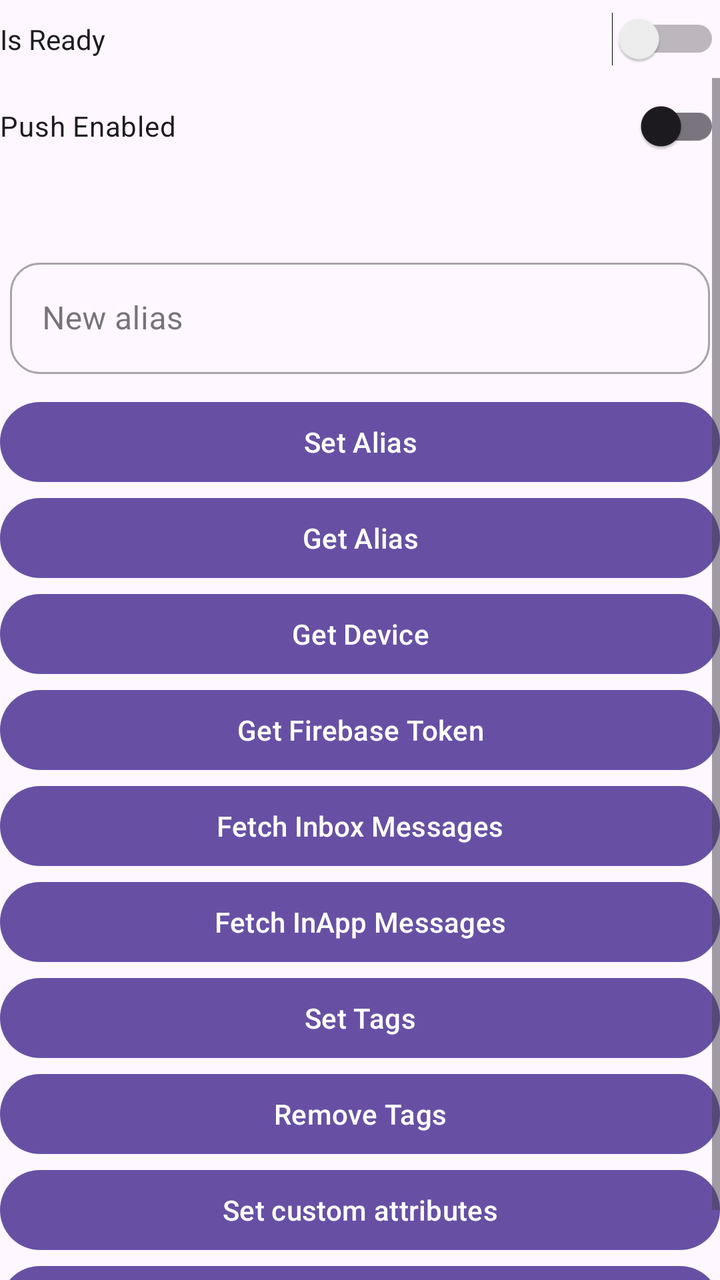
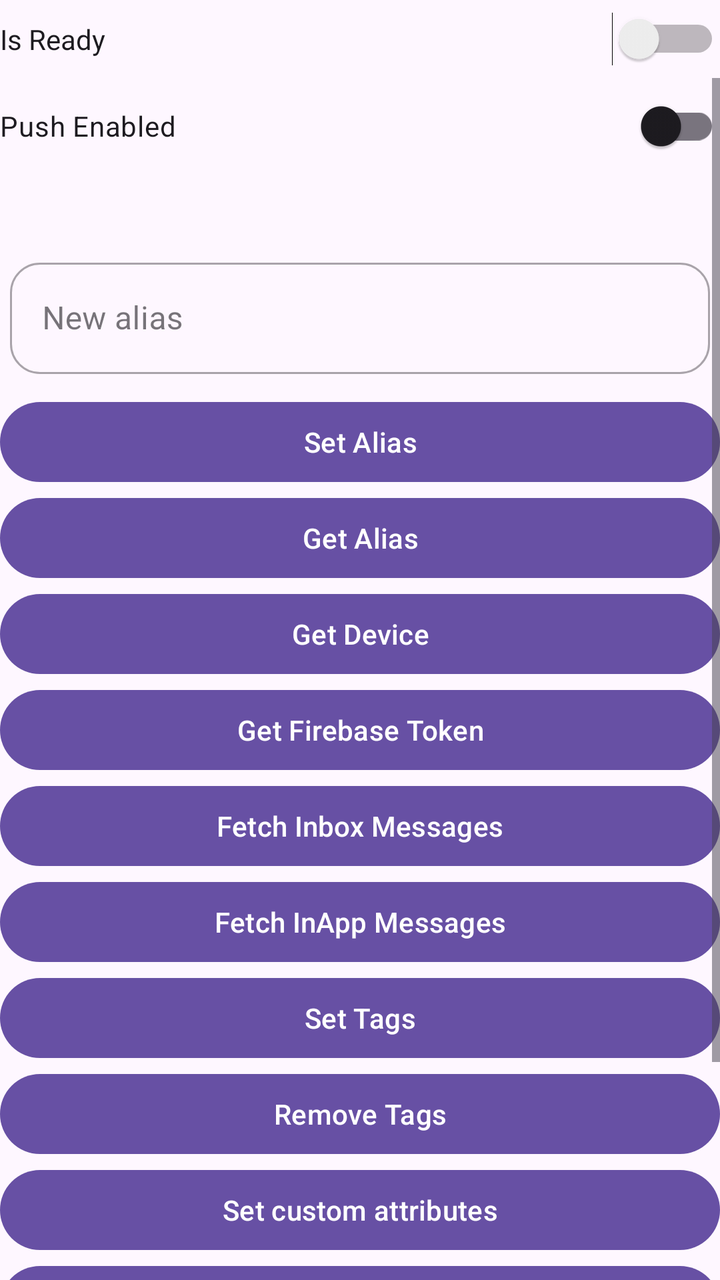

Before-and-after screenshots of an Android layout around one commit, followed by the original layout XML and the change that was made.
<!-- AndroidManifest.xml: another module's application theme Theme.EngageSample -->
<!-- res/layout/fragment_base_test.xml -->
<?xml version="1.0" encoding="utf-8"?>
<LinearLayout xmlns:android="http://schemas.android.com/apk/res/android"
    xmlns:app="http://schemas.android.com/apk/res-auto"
    xmlns:tools="http://schemas.android.com/tools"
    android:layout_width="match_parent"
    android:layout_height="match_parent"
    android:orientation="vertical"
    tools:ignore="HardcodedText">

    <Switch
        android:id="@+id/switchReady"
        android:layout_width="match_parent"
        android:layout_height="wrap_content"
        android:paddingVertical="10dp"
        android:text="Is Ready"
        tools:ignore="HardcodedText,UseSwitchCompatOrMaterialXml" />

    <ScrollView
        android:layout_width="match_parent"
        android:layout_height="match_parent">

        <LinearLayout
            android:id="@+id/llInnerContainer"
            android:layout_width="match_parent"
            android:layout_height="wrap_content"
            android:orientation="vertical">

            <androidx.appcompat.widget.SwitchCompat
                android:id="@+id/switchPushEnabled"
                android:layout_width="match_parent"
                android:layout_height="wrap_content"
                android:paddingVertical="10dp"
                android:text="Push Enabled"
                tools:ignore="HardcodedText,UseSwitchCompatOrMaterialXml" />

            <TextView
                android:id="@+id/tvDevice"
                android:layout_width="match_parent"
                android:layout_height="wrap_content"
                android:layout_marginTop="10dp" />

            <com.google.android.material.textfield.TextInputLayout
                style="@style/Widget.MaterialComponents.TextInputLayout.OutlinedBox"
                android:layout_width="match_parent"
                android:layout_height="wrap_content"
                android:layout_marginHorizontal="5dp"
                android:layout_marginVertical="10dp"
                android:hint="New alias"
                app:boxCornerRadiusBottomEnd="15dp"
                app:boxCornerRadiusBottomStart="15dp"
                app:boxCornerRadiusTopEnd="15dp"
                app:boxCornerRadiusTopStart="15dp"
                app:placeholderText="Enter alias">

                <com.google.android.material.textfield.TextInputEditText
                    android:id="@+id/editTextAlias"
                    android:layout_width="match_parent"
                    android:layout_height="wrap_content" />
            </com.google.android.material.textfield.TextInputLayout>

            <com.google.android.material.button.MaterialButton
                android:id="@+id/btnSetAlias"
                android:layout_width="match_parent"
                android:layout_height="wrap_content"
                android:text="Set Alias" />

            <com.google.android.material.button.MaterialButton
                android:id="@+id/btnGetAlias"
                android:layout_width="match_parent"
                android:layout_height="wrap_content"
                android:text="Get Alias" />

            <com.google.android.material.button.MaterialButton
                android:id="@+id/btnGetDevice"
                android:layout_width="match_parent"
                android:layout_height="wrap_content"
                android:text="Get Device" />

            <com.google.android.material.button.MaterialButton
                android:id="@+id/btnGetFbToken"
                android:layout_width="match_parent"
                android:layout_height="wrap_content"
                android:text="Get Firebase Token" />

            <com.google.android.material.button.MaterialButton
                android:id="@+id/btnFetchInboxMessages"
                android:layout_width="match_parent"
                android:layout_height="wrap_content"
                android:text="Fetch Inbox Messages" />

            <com.google.android.material.button.MaterialButton
                android:id="@+id/btnFetchInappMessages"
                android:layout_width="match_parent"
                android:layout_height="wrap_content"
                android:text="Fetch InApp Messages" />

            <com.google.android.material.button.MaterialButton
                android:id="@+id/btnSetTags"
                android:layout_width="match_parent"
                android:layout_height="wrap_content"
                android:text="Set Tags" />

            <com.google.android.material.button.MaterialButton
                android:id="@+id/btnRemoveTags"
                android:layout_width="match_parent"
                android:layout_height="wrap_content"
                android:text="Remove Tags" />

            <com.google.android.material.button.MaterialButton
                android:id="@+id/btnSetCustomAttributes"
                android:layout_width="match_parent"
                android:layout_height="wrap_content"
                android:text="Set custom attributes" />

            <com.google.android.material.button.MaterialButton
                android:id="@+id/btnGetCustomAttributes"
                android:layout_width="match_parent"
                android:layout_height="wrap_content"
                android:text="Get custom attributes" />
        </LinearLayout>
    </ScrollView>

</LinearLayout>
<!-- resources referenced by this layout -->
<resources>
  <style name="Theme.EngageSample" parent="Base.Theme.EngageSample" />
  <style name="Base.Theme.EngageSample" parent="Theme.Material3.DayNight.NoActionBar">
          
          
      </style>
</resources>

<!-- the commit's change to res/layout/fragment_base_test.xml (unified diff, before → after) -->
@@ -117,6 +117,18 @@
                 android:layout_width="match_parent"
                 android:layout_height="wrap_content"
                 android:text="Get custom attributes" />
+
+            <com.google.android.material.button.MaterialButton
+                android:id="@+id/btnGetRegions"
+                android:layout_width="match_parent"
+                android:layout_height="wrap_content"
+                android:text="Get Regions" />
+
+            <com.google.android.material.button.MaterialButton
+                android:id="@+id/btnEventRegions"
+                android:layout_width="match_parent"
+                android:layout_height="wrap_content"
+                android:text="Trigger Enter Geolocation" />
         </LinearLayout>
     </ScrollView>
 
